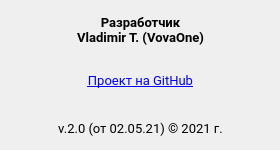
The window that ui/About.ui (VovaOneReal/OrthoepicTrainer) describes before a commit, drawn with Qt 5.
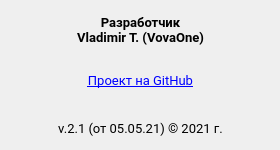
The same window after the commit. Icons and pictures are not drawn.

Diff of the .ui file:
```diff
--- a/ui/About.ui
+++ b/ui/About.ui
@@ -90,7 +90,7 @@
     </font>
    </property>
    <property name="text">
-    <string>v.2.0 (от 02.05.21) © 2021 г.</string>
+    <string>v.2.1 (от 05.05.21) © 2021 г.</string>
    </property>
    <property name="alignment">
     <set>Qt::AlignCenter</set>
```
